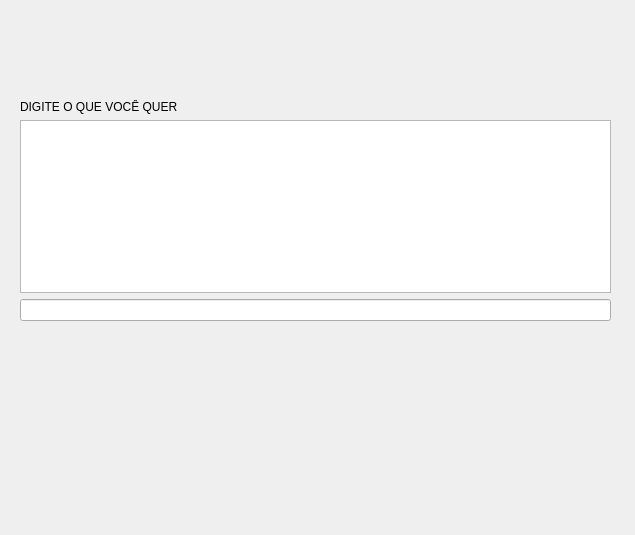
Above: telacardapio.ui from JaianeEvilasio/Barzinho_C- before the change. Below: the same form after it.
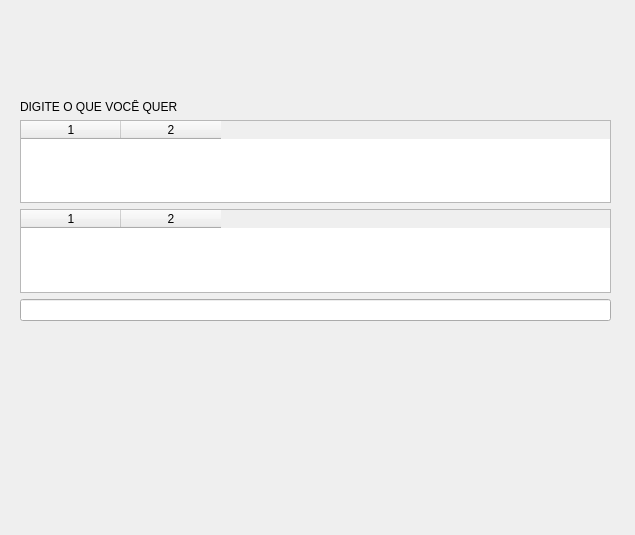
That is the form after the change.

Commit message: estruturando a tabela do cardapio no banco de dados

```diff
--- a/telacardapio.ui
+++ b/telacardapio.ui
@@ -43,7 +43,22 @@
      </widget>
     </item>
     <item>
-     <widget class="QTableWidget" name="tableProdutos"/>
+     <widget class="QTableWidget" name="tabelaBebidas">
+      <property name="columnCount">
+       <number>2</number>
+      </property>
+      <column/>
+      <column/>
+     </widget>
+    </item>
+    <item>
+     <widget class="QTableWidget" name="tabelaAperitivos">
+      <property name="columnCount">
+       <number>2</number>
+      </property>
+      <column/>
+      <column/>
+     </widget>
     </item>
     <item>
      <widget class="QLineEdit" name="lineEdit"/>
```
The commit also changes 3 other files.
